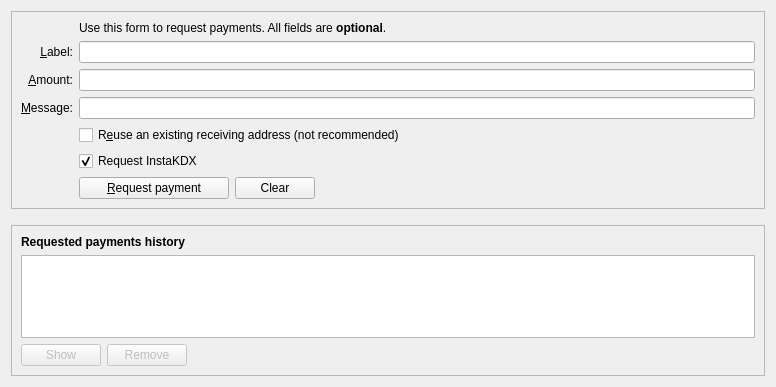
Before: the Qt Designer form src/qt/forms/receivecoinsdialog.ui in cadexproject/cadex, drawn with Qt 5.
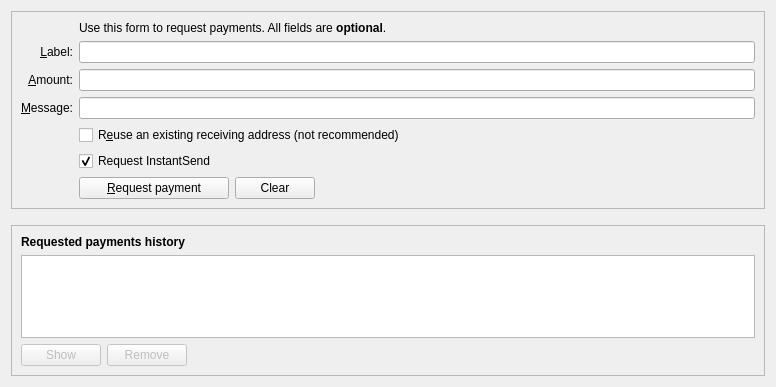
After: the same form once the commit is applied. Custom widgets are drawn as their Qt base class.

Diff of the .ui file:
```diff
--- a/src/qt/forms/receivecoinsdialog.ui
+++ b/src/qt/forms/receivecoinsdialog.ui
@@ -186,7 +186,7 @@
         <item row="8" column="2">
          <widget class="QCheckBox" name="checkUseInstaKDX">
           <property name="text">
-           <string>Request InstaKDX</string>
+           <string>Request InstantSend</string>
           </property>
           <property name="checked">
            <bool>true</bool>
```
Left out of the diff: 4 changed lines with no effect on the pictures.
